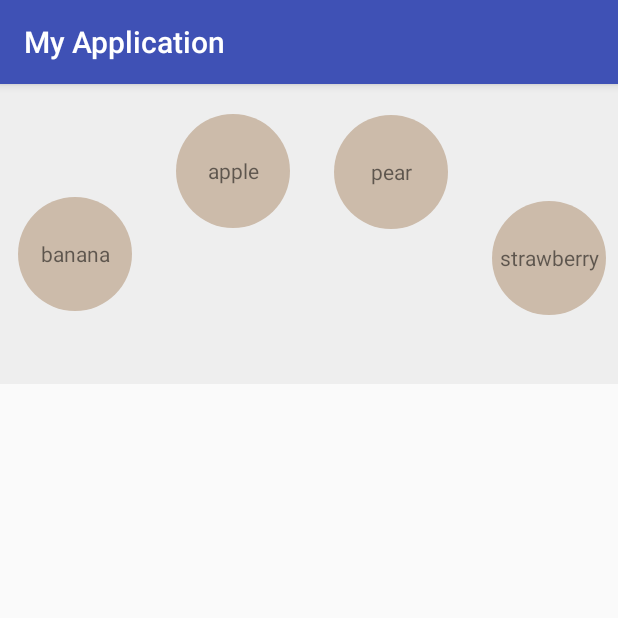
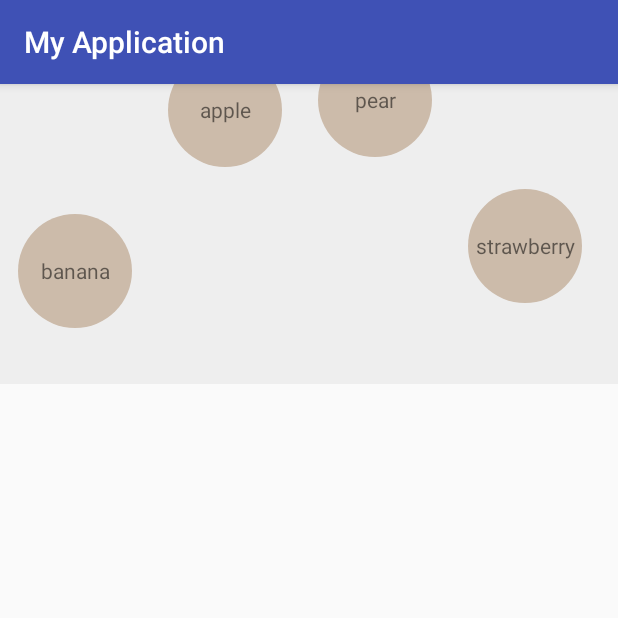
Before and after one commit to knitfaced/recyclerview-fun, an Android app: the screen it shows after launch (MainActivity), on a phone screen of 412 x 824 dp, the top half of it. Run offline under Robolectric (Android 15) with nearby library versions, the phone set to English and light mode, and no system bars.

Commit message:
revised maths, which is closer to the truth calculate the circle radius from the height of the view

```diff
--- a/app/src/main/java/com/polly/myapplication/CustomLayoutManager.kt
+++ b/app/src/main/java/com/polly/myapplication/CustomLayoutManager.kt
@@ -16,7 +16,7 @@ class CustomLayoutManager(val context: Context, val screenWidth: Int) : Recycler
 
     val viewWidth = context.resources.getDimensionPixelSize(R.dimen.item_width)
     val viewSpacing = context.resources.getDimensionPixelSize(R.dimen.item_spacing)
-    val recyclerViewHeight = context.resources.getDimensionPixelSize(R.dimen.recyclerview_height)
+    val recyclerViewHeight = (context.resources.getDimensionPixelSize(R.dimen.recyclerview_height)).toDouble()
 
     override fun generateDefaultLayoutParams(): RecyclerView.LayoutParams {
         return RecyclerView.LayoutParams(RecyclerView.LayoutParams.WRAP_CONTENT, RecyclerView.LayoutParams.WRAP_CONTENT)
@@ -51,7 +51,7 @@ class CustomLayoutManager(val context: Context, val screenWidth: Int) : Recycler
     private fun layoutChildView(i: Int, viewWidthWithSpacing: Int, view: View) {
         val left = i * viewWidthWithSpacing - horizontalScrollOffset
         val right = left + viewWidth
-        val bottom = recyclerViewHeight - (getRadialOffsetForView((left + right) / 2))
+        val bottom = getRadialOffsetForView((left + right) / 2)
         val top = bottom - viewWidth
 
         measureChildWithMargins(view, viewWidth, viewWidth)
@@ -60,10 +60,15 @@ class CustomLayoutManager(val context: Context, val screenWidth: Int) : Recycler
     }
 
     private fun getRadialOffsetForView(viewCentreX: Int): Int {
-        val xScreenFraction = viewCentreX.toFloat() / screenWidth.toFloat()
-        val alpha = (xScreenFraction * Math.PI)
-        val yComponent = Math.abs(recyclerViewHeight - viewWidth) * Math.sin(alpha)
-        return yComponent.toInt()
+        val s: Double = screenWidth.toDouble() / 2
+        val radius: Double = ((recyclerViewHeight * recyclerViewHeight) + (s * s)) / (recyclerViewHeight * 2)
+
+        val xScreenFraction = viewCentreX.toDouble() / screenWidth.toDouble()
+        val beta = Math.acos(s / radius)
+
+        val alpha = beta + (xScreenFraction * (Math.PI - (2 * beta)))
+        val yComponent = radius - (radius * Math.sin(alpha))
+        return yComponent.toInt() + viewWidth/2
     }
 
     override fun canScrollHorizontally(): Boolean {
--- a/app/src/main/res/values/dimens.xml
+++ b/app/src/main/res/values/dimens.xml
@@ -2,5 +2,5 @@
 <resources>
     <dimen name="recyclerview_height">200dp</dimen>
     <dimen name="item_width">100dp</dimen>
-    <dimen name="item_spacing">5dp</dimen>
+    <dimen name="item_spacing">0dp</dimen>
 </resources>
```
